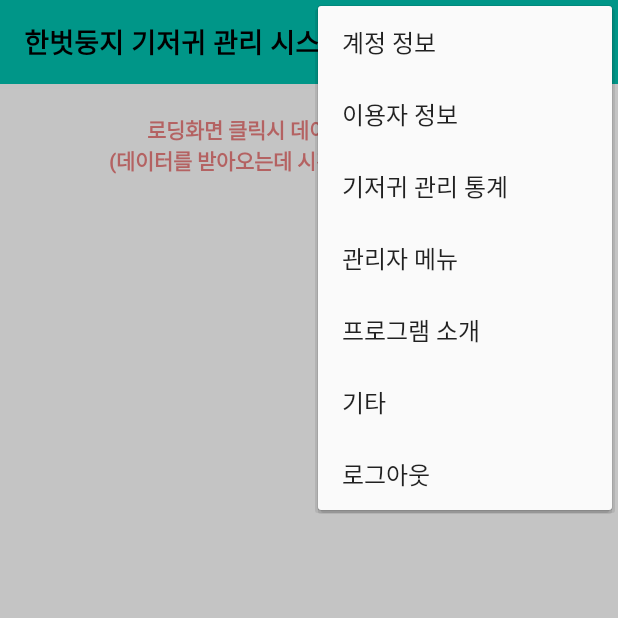
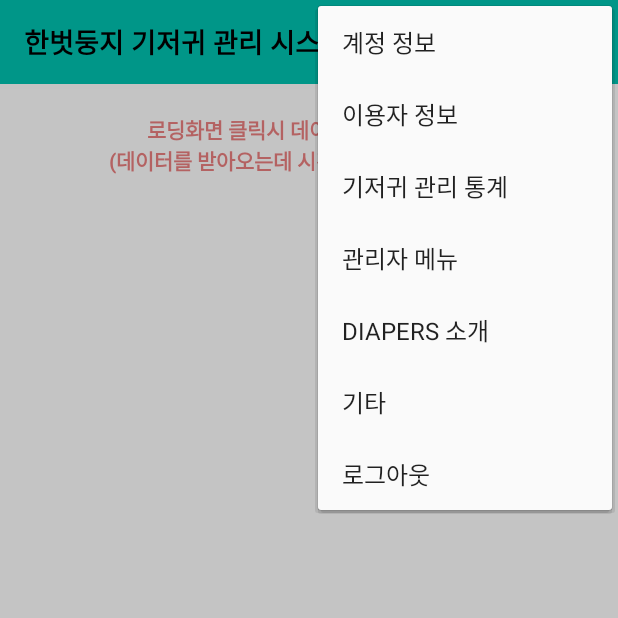
Before and after one commit to chachacha12/Diaper_project, an Android app: the MainActivity screen opened directly, with no data from a screen before it, with the options menu open, on a phone screen of 412 x 824 dp, the top half of it. Run offline under Robolectric (Android 15) with nearby library versions, the light colour scheme and no system bars.

Commit message:
User interface(UI) 일부 수정

```diff
--- a/app/src/main/res/layout/activity_cnt_add.xml
+++ b/app/src/main/res/layout/activity_cnt_add.xml
@@ -22,7 +22,7 @@
         <TextView
             android:layout_width="wrap_content"
             android:layout_height="wrap_content"
-            android:text="한벗둥지 기저귀 관리 시스템 - Diapers"
+            android:text="한벗둥지 기저귀 관리 시스템 - DIAPERS"
             android:textColor="#000000"
             android:textSize="18sp"
             android:textStyle="bold" />
--- a/app/src/main/res/layout/activity_cntinfo.xml
+++ b/app/src/main/res/layout/activity_cntinfo.xml
@@ -20,7 +20,7 @@
         <TextView
             android:layout_width="wrap_content"
             android:layout_height="wrap_content"
-            android:text="한벗둥지 기저귀 관리 시스템 - Diapers"
+            android:text="한벗둥지 기저귀 관리 시스템 - DIAPERS"
             android:textColor="#000000"
             android:textSize="18sp"
             android:textStyle="bold" />
--- a/app/src/main/res/layout/activity_log_modify.xml
+++ b/app/src/main/res/layout/activity_log_modify.xml
@@ -22,7 +22,7 @@
         <TextView
             android:layout_width="wrap_content"
             android:layout_height="wrap_content"
-            android:text="한벗둥지 기저귀 관리 시스템 - Diapers"
+            android:text="한벗둥지 기저귀 관리 시스템 - DIAPERS"
             android:textColor="#000000"
             android:textSize="18sp"
             android:textStyle="bold|italic" />
--- a/app/src/main/res/layout/activity_login.xml
+++ b/app/src/main/res/layout/activity_login.xml
@@ -20,7 +20,7 @@
         <TextView
             android:layout_width="wrap_content"
             android:layout_height="wrap_content"
-            android:text="한벗둥지 기저귀 관리 시스템 - Diapers"
+            android:text="한벗둥지 기저귀 관리 시스템 - DIAPERS"
             android:textColor="#000000"
             android:textSize="18sp"
             android:textStyle="bold" />
--- a/app/src/main/res/layout/activity_main.xml
+++ b/app/src/main/res/layout/activity_main.xml
@@ -21,7 +21,7 @@
         <TextView
             android:layout_width="wrap_content"
             android:layout_height="wrap_content"
-            android:text="한벗둥지 기저귀 관리 시스템 - Diapers"
+            android:text="한벗둥지 기저귀 관리 시스템 - DIAPERS"
             android:textColor="#000000"
             android:textSize="18sp"
             android:textStyle="bold" />
--- a/app/src/main/res/layout/activity_sign_up.xml
+++ b/app/src/main/res/layout/activity_sign_up.xml
@@ -18,7 +18,7 @@
         <TextView
             android:layout_width="wrap_content"
             android:layout_height="wrap_content"
-            android:text="한벗둥지 기저귀 관리 시스템 - Diapers"
+            android:text="한벗둥지 기저귀 관리 시스템 - DIAPERS"
             android:textColor="#000000"
             android:textSize="18sp"
             android:textStyle="bold" />
--- a/app/src/main/res/layout/activity_statistic.xml
+++ b/app/src/main/res/layout/activity_statistic.xml
@@ -23,7 +23,7 @@
         <TextView
             android:layout_width="wrap_content"
             android:layout_height="wrap_content"
-            android:text="한벗둥지 기저귀 관리 시스템 - Diapers"
+            android:text="한벗둥지 기저귀 관리 시스템 - DIAPERS"
             android:textColor="#000000"
             android:textSize="18sp"
             android:textStyle="bold|italic" />
--- a/app/src/main/res/layout/activity_userinfo.xml
+++ b/app/src/main/res/layout/activity_userinfo.xml
@@ -21,7 +21,7 @@
         <TextView
             android:layout_width="wrap_content"
             android:layout_height="wrap_content"
-            android:text="한벗둥지 기저귀 관리 시스템 - Diapers"
+            android:text="한벗둥지 기저귀 관리 시스템 - DIAPERS"
             android:textColor="#000000"
             android:textSize="18sp"
             android:textStyle="bold" />
@@ -53,13 +53,13 @@
             <LinearLayout
                 android:layout_width="match_parent"
                 android:layout_height="match_parent"
+                android:layout_margin="10dp"
                 android:orientation="horizontal">
 
                 <TextView
                     android:id="@+id/nametextView"
                     android:layout_width="wrap_content"
                     android:layout_height="match_parent"
-                    android:layout_margin="10dp"
                     android:text="현재 접속 아이디:"
                     android:textColor="#090909"
                     android:textSize="18sp"
@@ -69,7 +69,6 @@
                     android:id="@+id/name"
                     android:layout_width="wrap_content"
                     android:layout_height="match_parent"
-                    android:layout_margin="10dp"
                     android:textColor="#0B0B0A"
                     android:textSize="18sp"
                     android:textStyle="bold" />
--- a/app/src/main/res/menu/settings.xml
+++ b/app/src/main/res/menu/settings.xml
@@ -15,7 +15,7 @@
 
     <item
         android:id="@+id/introduce"
-        android:title="프로그램 소개" />
+        android:title="DIAPERS 소개" />
 
     <item
         android:id="@+id/etc"
```
